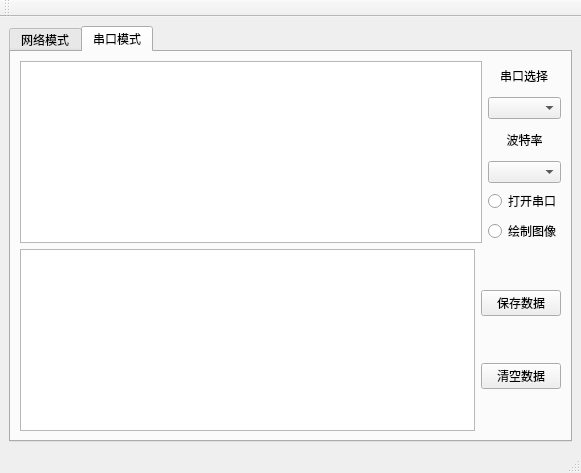
Old version of the form Mywin.ui in the repository lzd-1230/Debugging-assistant.
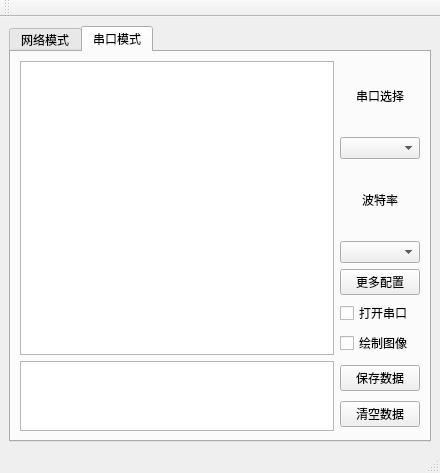
New version of the form. The open tabs and pages were chosen to show the change. Custom widgets are drawn as their Qt base class.

The edit to the form file:
```diff
--- a/Mywin.ui
+++ b/Mywin.ui
@@ -6,15 +6,15 @@
    <rect>
     <x>0</x>
     <y>0</y>
-    <width>581</width>
-    <height>424</height>
+    <width>440</width>
+    <height>418</height>
    </rect>
   </property>
   <property name="windowTitle">
    <string>MainWindow</string>
   </property>
   <widget class="QWidget" name="Mainwidget">
-   <layout class="QHBoxLayout" name="horizontalLayout_5">
+   <layout class="QVBoxLayout" name="verticalLayout_2">
     <item>
      <widget class="QTabWidget" name="tabWidget">
       <property name="currentIndex">
@@ -246,27 +246,36 @@
        <attribute name="title">
         <string>串口模式</string>
        </attribute>
-       <layout class="QVBoxLayout" name="verticalLayout_6">
-        <item>
-         <layout class="QHBoxLayout" name="horizontalLayout_2" stretch="8,1">
+       <layout class="QGridLayout" name="gridLayout_7" rowstretch="7,1">
+        <item row="0" column="0">
+         <layout class="QHBoxLayout" name="horizontalLayout" stretch="6,1">
           <item>
-           <widget class="QGraphicsView" name="my_graph"/>
+           <widget class="GraphicsLayoutWidget" name="serial_graph"/>
           </item>
           <item>
-           <layout class="QVBoxLayout" name="verticalLayout_3">
+           <layout class="QVBoxLayout" name="verticalLayout">
+            <property name="sizeConstraint">
+             <enum>QLayout::SetFixedSize</enum>
+            </property>
+            <property name="rightMargin">
+             <number>0</number>
+            </property>
             <item>
-             <layout class="QVBoxLayout" name="verticalLayout_4">
-              <item alignment="Qt::AlignHCenter|Qt::AlignVCenter">
+             <layout class="QGridLayout" name="gridLayout_5">
+              <item row="0" column="0">
                <widget class="QLabel" name="label_2">
                 <property name="text">
                  <string>串口选择</string>
                 </property>
+                <property name="alignment">
+                 <set>Qt::AlignCenter</set>
+                </property>
                </widget>
               </item>
-              <item>
-               <widget class="QComboBox" name="box_com"/>
+              <item row="1" column="0">
+               <widget class="QComboBox" name="uart_com"/>
               </item>
-              <item>
+              <item row="2" column="0">
                <widget class="QLabel" name="label">
                 <property name="text">
                  <string>波特率</string>
@@ -279,36 +288,31 @@
                 </property>
                </widget>
               </item>
-              <item>
-               <widget class="QComboBox" name="box_baud"/>
+              <item row="3" column="0">
+               <widget class="QComboBox" name="baud_boxcom"/>
               </item>
              </layout>
             </item>
             <item>
-             <layout class="QVBoxLayout" name="verticalLayout">
-              <item>
-               <widget class="QRadioButton" name="open_com_btn">
-                <property name="text">
-                 <string>打开串口</string>
-                </property>
-                <property name="iconSize">
-                 <size>
-                  <width>30</width>
-                  <height>30</height>
-                 </size>
-                </property>
-               </widget>
-              </item>
-              <item>
-               <widget class="QRadioButton" name="com_paint_switch">
+             <layout class="QGridLayout" name="gridLayout_4">
+              <item row="2" column="0">
+               <widget class="QCheckBox" name="uart_paint_switch">
                 <property name="text">
                  <string>绘制图像</string>
                 </property>
-                <property name="iconSize">
-                 <size>
-                  <width>30</width>
-                  <height>30</height>
-                 </size>
+               </widget>
+              </item>
+              <item row="1" column="0">
+               <widget class="QCheckBox" name="com_switch">
+                <property name="text">
+                 <string>打开串口</string>
+                </property>
+               </widget>
+              </item>
+              <item row="0" column="0">
+               <widget class="QPushButton" name="uart_config_btn">
+                <property name="text">
+                 <string>更多配置</string>
                 </property>
                </widget>
               </item>
@@ -318,21 +322,51 @@
           </item>
          </layout>
         </item>
-        <item>
-         <layout class="QHBoxLayout" name="horizontalLayout">
+        <item row="1" column="0">
+         <layout class="QHBoxLayout" name="horizontalLayout_2" stretch="6,1">
+          <property name="sizeConstraint">
+           <enum>QLayout::SetMinimumSize</enum>
+          </property>
           <item>
-           <widget class="QTextEdit" name="recv_browser"/>
+           <widget class="QTextEdit" name="uart_recv_show"/>
           </item>
           <item>
-           <layout class="QVBoxLayout" name="verticalLayout_2">
-            <item>
+           <layout class="QGridLayout" name="gridLayout_6">
+            <property name="horizontalSpacing">
+             <number>0</number>
+            </property>
+            <property name="verticalSpacing">
+             <number>6</number>
+            </property>
+            <item row="0" column="0">
              <widget class="QPushButton" name="save_data_btn">
+              <property name="minimumSize">
+               <size>
+                <width>7</width>
+                <height>0</height>
+               </size>
+              </property>
               <property name="text">
                <string>保存数据</string>
               </property>
+              <property name="iconSize">
+               <size>
+                <width>16</width>
+                <height>16</height>
+               </size>
+              </property>
+              <property name="autoExclusive">
+               <bool>false</bool>
+              </property>
+              <property name="default">
+               <bool>false</bool>
+              </property>
+              <property name="flat">
+               <bool>false</bool>
+              </property>
              </widget>
             </item>
-            <item>
+            <item row="1" column="0">
              <widget class="QPushButton" name="clear_data_btn">
               <property name="text">
                <string>清空数据</string>
```
Left out of the diff: 10 changed lines with no effect on the pictures.
